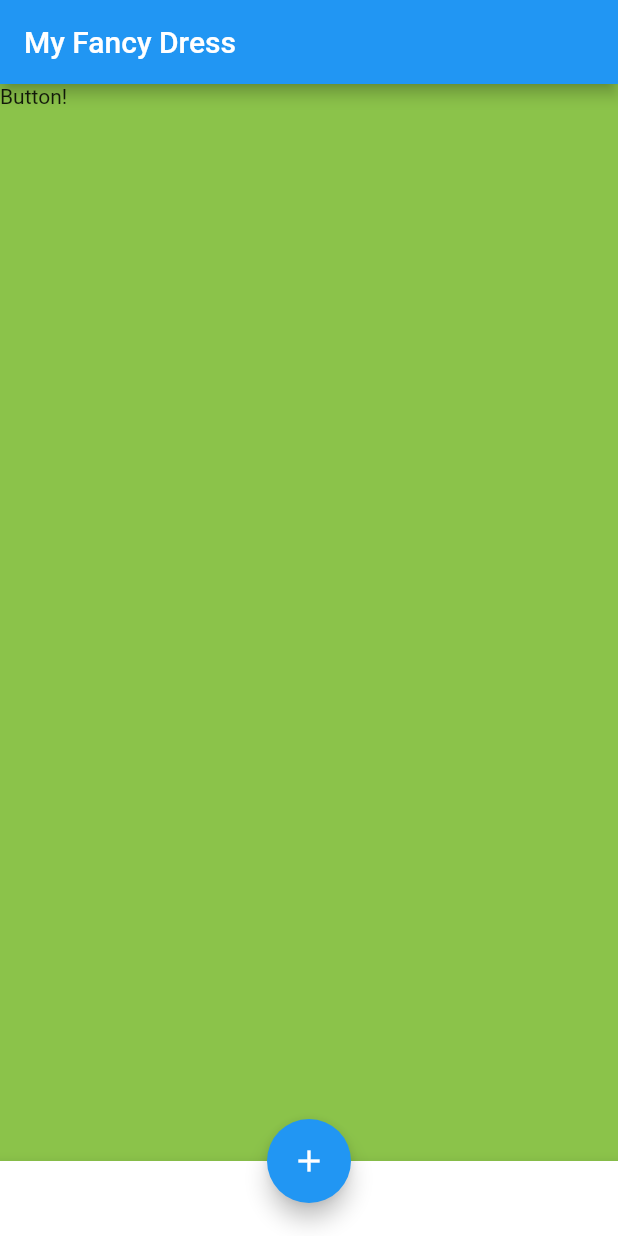
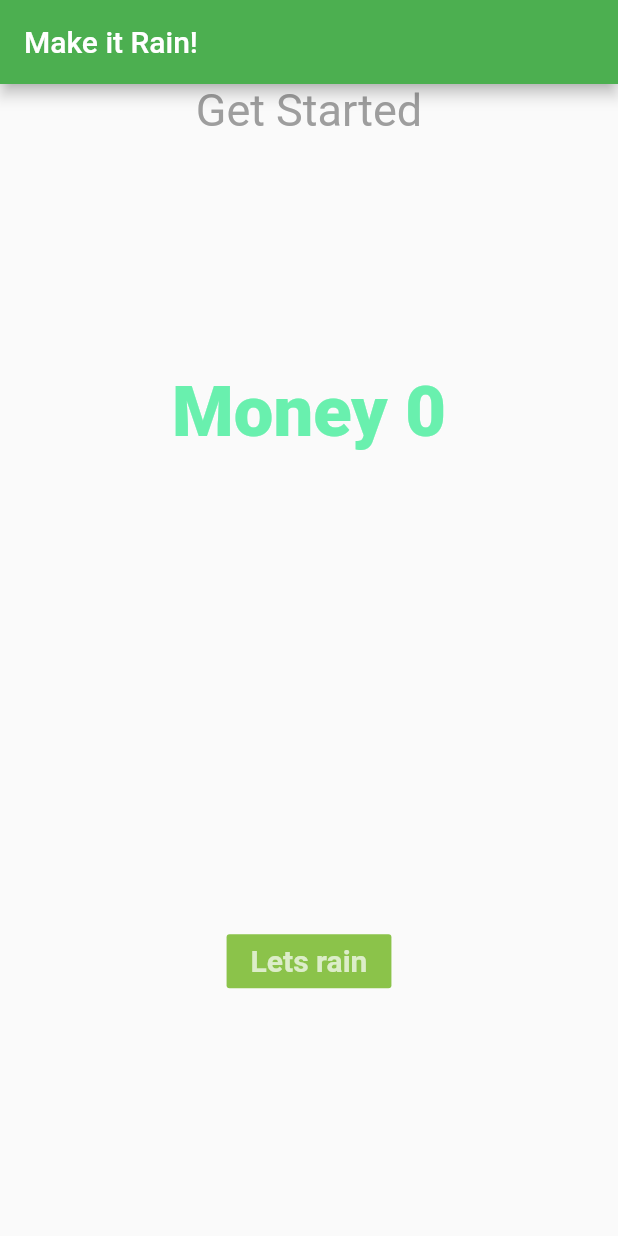
Before and after one commit to ouril/flutter_example, a Flutter app: the screen it shows after launch, on a phone screen of 412 x 824 dp. Run offline on Flutter 3.47's test engine with Material 2 defaults, Android fonts, the phone set to English and light mode, and no system bars.

Commit message:
builded first app with state

```diff
--- a/lib/main.dart
+++ b/lib/main.dart
@@ -5,7 +5,6 @@ void main() => runApp(
 
     new MaterialApp(
       title: "Layouts",
-      home: new Home(),
-      color: Colors.greenAccent
+      home: new MakeItRain(),
     )
 );
--- a/lib/ui/home.dart
+++ b/lib/ui/home.dart
@@ -1,72 +1,81 @@
 import 'package:flutter/material.dart';
 
-// ignore: missing_identifier
-class Home extends StatelessWidget {
+class MakeItRain extends StatefulWidget {
+
   @override
-  Widget build(BuildContext context) {
-    return new Scaffold(
-      backgroundColor: Colors.lightGreen,
-      appBar: AppBar(
-        title: Text('My Fancy Dress'),
-      ),
-      body: Container(
-        child:
-            new InkWell(
-              highlightColor: Colors.green,
-              child: new Text("Button!"),
-              onTap: () => debugPrint("Hello!!!"),
-            ),
-      ),
-      bottomNavigationBar: BottomAppBar(
-        child: Container(height: 50.0,),
-      ),
-      floatingActionButton: FloatingActionButton(
-        onPressed: () {},
-        tooltip: 'Increment',
-        child: Icon(Icons.add),
-      ),
-      floatingActionButtonLocation: FloatingActionButtonLocation.centerDocked,
-    );
-  }
-  }
-
-class Welcome extends StatelessWidget {
-  @override
-  Widget build(BuildContext context) {
-    return new Material(
-        color: Colors.blue,
-        child: new Center(
-            child: new Text(
-                "hello from widget!!",
-                textDirection: TextDirection.ltr,
-                style: TextStyle(
-                    fontStyle: FontStyle.italic,
-                    fontWeight: FontWeight.w800,
-                    fontSize: 34.5
-                )
-            )
-        ));
-    // return null;
+  State<StatefulWidget> createState() {
+    return new MakeItRainState();
   }
 
 }
 
-class MyWelcome extends StatelessWidget {
+class MakeItRainState extends State<MakeItRain>{
+
+  int _money = 0;
+
+  void _rainMoney() {
+    setState(() {_money += 100;});
+
+  }
+
   @override
   Widget build(BuildContext context) {
-    return new Material(
-        color: Colors.orange,
-        child: new Center(
-          child: new Text(
-              "Hello my Widget",
-              textDirection: TextDirection.ltr,
-              style: new TextStyle(
-                  color: Colors.blue,
-                  fontWeight: FontWeight.w100,
-                  fontSize: 45
+    // TODO: implement build
+    return new Scaffold(
+      appBar: new AppBar(
+        title: new Text("Make it Rain!"),
+        backgroundColor: Colors.green,
+
+      ),
+      body: new Container(
+
+        child: new Column(
+          children: <Widget>[
+            new Center(
+              child: new Text(
+                "Get Started",
+                style: new TextStyle(
+                  color: Colors.grey,
+                  fontWeight: FontWeight.w400,
+                  fontSize: 30
+                )
               )
-          ),
-        )
+            ),
+            new Expanded(
+                child: new Center(
+                    child: new Text(
+                  "Money $_money",
+                  style: new TextStyle(
+                    color: Colors.greenAccent,
+                    fontSize: 47,
+                    fontWeight: FontWeight.w800
+                  )
+                ))
+            ),
+            new Expanded(
+                child: new Center (
+                child: new FlatButton(
+                    color: Colors.lightGreen,
+                    onPressed: _rainMoney,
+                    child: buildText("Lets rain") )
+            ))
+
+          ],
+        ),
+      ),
     );
   }
 }
+
+
+Text buildText(String str){
+  return new Text(
+    str,
+    textDirection: TextDirection.ltr,
+    style: new TextStyle(
+      color: Colors.white70,
+      fontSize: 20,
+      fontWeight: FontWeight.w600
+    )
+  );
+}
```
Also changed, not shown: lib/ui/home_old.dart (added, +72 -0 lines).
